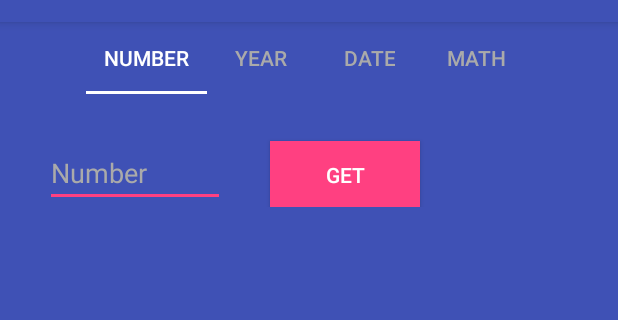
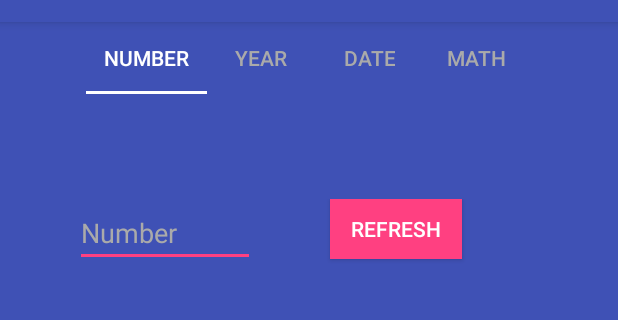
Before and after one commit to Bartek3/FactsAboutNumbers, an Android app: the screen it shows after launch (MainActivity), on a phone screen of 412 x 824 dp, the part 62-382 px from its top. Run offline under Robolectric (Android 15) with nearby library versions, the phone set to English and light mode, and no system bars.

Commit message:
NumberFragment is done

```diff
--- a/app/src/main/res/layout/fragment_number.xml
+++ b/app/src/main/res/layout/fragment_number.xml
@@ -6,11 +6,13 @@
     tools:context=".NumberFragment">
 
     <LinearLayout
+        android:layout_marginTop="20dp"
         android:layout_width="match_parent"
         android:layout_height="match_parent"
         android:orientation="vertical">
 
         <LinearLayout
+            android:layout_margin="50dp"
             android:layout_width="match_parent"
             android:layout_height="wrap_content"
             android:orientation="horizontal">
@@ -19,21 +21,20 @@
                 android:id="@+id/edittext"
                 android:layout_width="120dp"
                 android:layout_height="wrap_content"
-                android:layout_marginStart="30dp"
-                android:layout_marginTop="30dp"
                 android:hint="Number"
                 android:inputType="number"
-                android:textColor="@android:color/black"
+                android:textColor="@android:color/white"
                 android:textColorHint="@android:color/darker_gray" />
 
             <Button
                 android:id="@+id/button"
-                android:layout_width="100dp"
-                android:layout_height="45dp"
-                android:layout_marginStart="30dp"
-                android:layout_marginTop="30dp"
+                android:clickable="false"
+                android:layout_width="wrap_content"
+                android:layout_marginLeft="50dp"
+                android:layout_height="40dp"
                 android:background="@color/colorAccent"
-                android:text="Get"
+                android:text="refresh"
+                android:layout_gravity="center_horizontal"
                 android:textColor="@android:color/white" />
 
         </LinearLayout>
@@ -44,10 +45,9 @@
             android:id="@+id/text"
             android:layout_width="fill_parent"
             android:layout_height="fill_parent"
-            android:layout_marginTop="30dp"
             android:layout_marginStart="30dp"
             android:layout_marginEnd="30dp"
-            android:layout_marginBottom="30dp"
+            android:layout_marginBottom="50dp"
             android:gravity="center"
             android:text=""
             android:textColor="@android:color/white"
--- a/app/src/main/res/values/styles.xml
+++ b/app/src/main/res/values/styles.xml
@@ -9,7 +9,7 @@
     </style>
 
     <style name="AppTabLayout" parent="Widget.Design.TabLayout">
-        <item name="tabIndicatorColor">?attr/colorAccent</item>
+        <item name="tabIndicatorColor">?attr/colorPrimaryDark</item>
         <item name="tabIndicatorHeight">5dp</item>
         <item name="tabPaddingStart">5dp</item>
         <item name="tabPaddingEnd">5dp</item>
```
Also changed, not shown: app/src/main/java/com/bartek/factsaboutnumbers/NumberFragment.java (+18 -0 lines).
